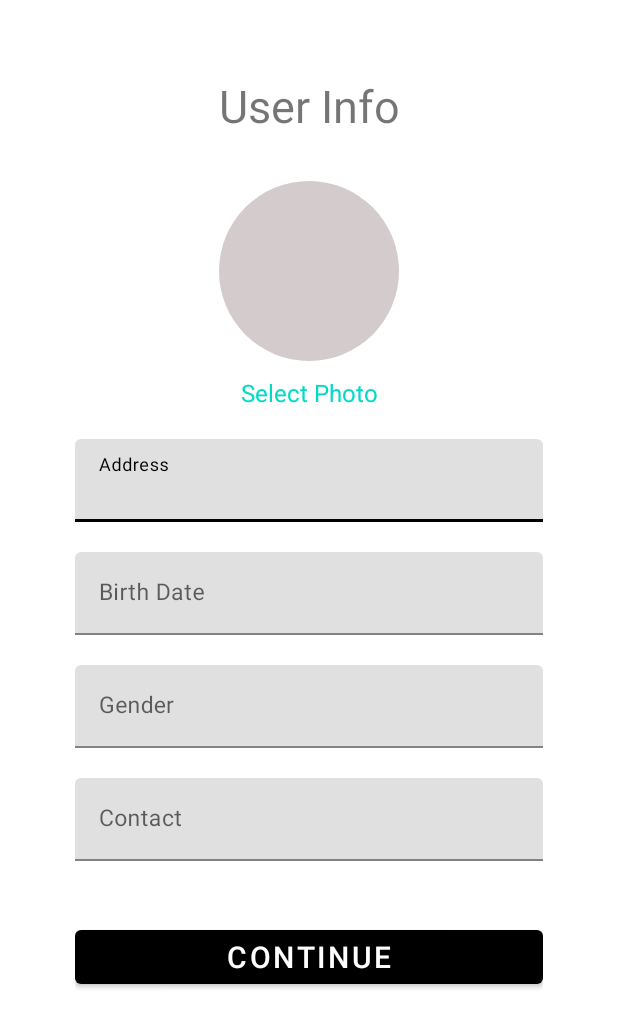
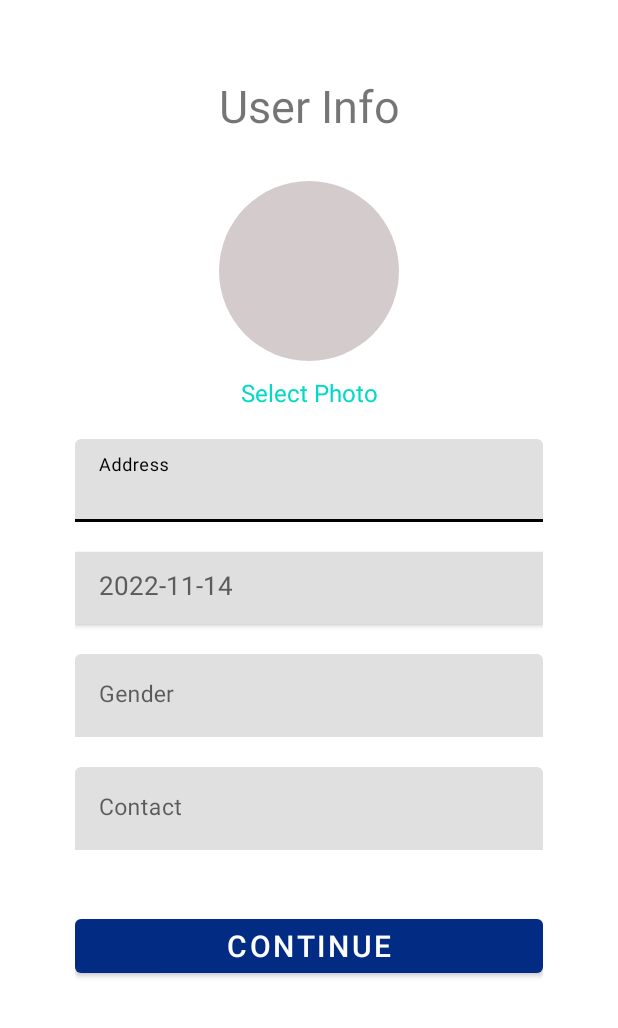
Before and after one commit to chrstphrpnr/SafePlace-Mobile-Application, an Android app: the UserInfoRegisterActivity screen opened directly, with no data from a screen before it, on a phone screen of 412 x 824 dp. Shown: the top 1028 px of the screen. Run offline under Robolectric (Android 15) with nearby library versions, the phone set to English and light mode, and no system bars; our stand-ins replace CircleImageView, Volley; libraries missing offline, so code that uses them is left out: com.karumi.dexter.

Commit message:
DatePicker

```diff
--- a/app/src/main/java/org/tup/safeplace/Authentication/UserInfoRegisterActivity.java
+++ b/app/src/main/java/org/tup/safeplace/Authentication/UserInfoRegisterActivity.java
@@ -7,6 +7,8 @@ import androidx.annotation.Nullable;
 import androidx.appcompat.app.AppCompatActivity;
 
 import android.Manifest;
+import android.app.AlertDialog;
+import android.app.DatePickerDialog;
 import android.app.ProgressDialog;
 import android.content.Context;
 import android.content.Intent;
@@ -17,8 +19,13 @@ import android.net.Uri;
 import android.os.Bundle;
 import android.provider.MediaStore;
 import android.util.Base64;
+import android.view.View;
+import android.widget.AdapterView;
+import android.widget.ArrayAdapter;
 import android.widget.Button;
+import android.widget.DatePicker;
 import android.widget.EditText;
+import android.widget.Spinner;
 import android.widget.TextView;
 import android.widget.Toast;
 
@@ -45,6 +52,8 @@ import java.io.ByteArrayOutputStream;
 import java.io.FileNotFoundException;
 import java.io.IOException;
 import java.io.InputStream;
+import java.text.SimpleDateFormat;
+import java.util.Calendar;
 import java.util.HashMap;
 import java.util.Map;
 
@@ -55,13 +64,18 @@ public class UserInfoRegisterActivity extends AppCompatActivity {
     private TextInputLayout layoutAddress, layoutBirthDate, layoutGender, layoutContact;
     private EditText txtAddress, txtBirthDate, txtGender, txtContact;
     private TextView txtSelectPhoto;
-    private Button btnContinue;
+    private Button btnContinue,btnDatePicker;
     private CircleImageView circleImageView;
     ActivityResultLauncher<String> mTakePhoto;
     private Bitmap bitmap = null;
     private SharedPreferences userPref;
     private ProgressDialog progressDialog;
     String encodedImage;
+    Spinner spinnerGender;
+    String[] gender = {"Male","Female"};
+
+    private DatePickerDialog datePickerDialog;
+
 
 
     @Override
@@ -69,28 +83,26 @@ public class UserInfoRegisterActivity extends AppCompatActivity {
         super.onCreate(savedInstanceState);
         setContentView(R.layout.activity_user_info_register);
         init();
+        initDatePicker();
     }
 
     private void init(){
         userPref = getSharedPreferences("user", Context.MODE_PRIVATE);
 
         layoutAddress = findViewById(R.id.txtLayoutAddressUserInfo);
-        layoutBirthDate = findViewById(R.id.txtLayoutBirthDateUserInfo);
+//        layoutBirthDate = findViewById(R.id.txtLayoutBirthDateUserInfo);
         layoutGender = findViewById(R.id.txtLayoutGenderUserInfo);
         layoutContact = findViewById(R.id.txtLayoutContactUserInfo);
 
         txtAddress = findViewById(R.id.txtAddressUserInfo);
-        txtBirthDate = findViewById(R.id.txtBirthDateUserInfo);
+        btnDatePicker = findViewById(R.id.btnDatePicker);
         txtGender = findViewById(R.id.txtGenderUserInfo);
         txtContact = findViewById(R.id.txtContactUserInfo);
-
         txtSelectPhoto = findViewById(R.id.txtSelectPhoto);
 
         btnContinue = findViewById(R.id.btnContinueUserInfo);
 
         circleImageView = findViewById(R.id.imgProfileUserInfo);
-
-
 
         txtSelectPhoto.setOnClickListener(v->{
             Dexter.withContext(UserInfoRegisterActivity.this)
@@ -115,6 +127,7 @@ public class UserInfoRegisterActivity extends AppCompatActivity {
                     }).check();
         });
 
+        btnDatePicker.setText(getTodaysDate());
 
         btnContinue.setOnClickListener(v->{
             if(validate()){
@@ -123,6 +136,44 @@ public class UserInfoRegisterActivity extends AppCompatActivity {
         });
 
     }
+
+    private String getTodaysDate(){
+        Calendar cal = Calendar.getInstance();
+        int year = cal.get(Calendar.YEAR);
+        int month = cal.get(Calendar.MONTH);
+        month = month + 1;
+        int day = cal.get(Calendar.DAY_OF_MONTH);
+        return makeDateString(year,month,day);
+    }
+
+    private void initDatePicker(){
+        DatePickerDialog.OnDateSetListener dateSetListener = new DatePickerDialog.OnDateSetListener() {
+            @Override
+            public void onDateSet(DatePicker datePicker, int year, int month, int day) {
+                month = month + 1;
+                String date = makeDateString(year,month,day);
+                btnDatePicker.setText(date);
+            }
+        };
+
+        Calendar cal = Calendar.getInstance();
+        int year = cal.get(Calendar.YEAR);
+        int month = cal.get(Calendar.MONTH);
+        int day = cal.get(Calendar.DAY_OF_MONTH);
+
+        int style = AlertDialog.THEME_HOLO_LIGHT;
+        datePickerDialog = new DatePickerDialog(this,style,dateSetListener,year,month,day);
+    }
+
+    private String makeDateString(int year, int month, int day) {
+        return year +"-" + month + "-" + day ;
+    }
+
+    public void openDatePicker(View view) {
+        datePickerDialog.show();
+    }
+
+
 
     @Override
     protected void onActivityResult(int requestCode, int resultCode, @Nullable Intent data) {
@@ -153,11 +204,12 @@ public class UserInfoRegisterActivity extends AppCompatActivity {
             return false;
         }
 
-        if (txtBirthDate.getText().toString().isEmpty()){
-            layoutBirthDate.setErrorEnabled(true);
-            layoutBirthDate.setError("BirthDate is Required");
+        if (txtGender.getText().toString().isEmpty()){
+            layoutGender.setErrorEnabled(true);
+            layoutGender.setError("Gender is Required");
             return false;
         }
+
 
         if (txtContact.getText().toString().isEmpty()){
             layoutContact.setErrorEnabled(true);
@@ -165,18 +217,13 @@ public class UserInfoRegisterActivity extends AppCompatActivity {
             return false;
         }
 
-        if (txtGender.getText().toString().isEmpty()){
-            layoutGender.setErrorEnabled(true);
-            layoutGender.setError("Gender is Required");
-            return false;
-        }
 
         return true;
     }
 
     private void saveUserInfo(){
         String address = txtAddress.getText().toString().trim();
-        String birthdate = txtBirthDate.getText().toString().trim();
+        String birthdate = btnDatePicker.getText().toString().trim();
         String gender = txtGender.getText().toString().trim();
         String contact = txtContact.getText().toString().trim();
 
@@ -189,6 +236,7 @@ public class UserInfoRegisterActivity extends AppCompatActivity {
                     editor.putString("img",object.getString("img"));
                     editor.putBoolean("isLoggedIn",true);
                     editor.apply();
+
                     startActivity(new Intent(UserInfoRegisterActivity.this,SafePlaceHomeScreenActivity.class));
                     finish();
                 }
@@ -238,12 +286,4 @@ public class UserInfoRegisterActivity extends AppCompatActivity {
 
 
 
-
-
-
-
-
-
-
-
 }
--- a/app/src/main/java/org/tup/safeplace/Constants/API.java
+++ b/app/src/main/java/org/tup/safeplace/Constants/API.java
@@ -1,9 +1,8 @@
 package org.tup.safeplace.Constants;
 
 public class API {
-
     //API URL
-    public static String URL = "http://192.168.30.27:8080/";
+    public static String URL = "http://192.168.29.27:8080/";
     public static String API = URL + "api/";
 
     //Hospital List
@@ -27,6 +26,4 @@ public class API {
     //User Authentication Register User Info
     public static String save_user_info = API + "save_user_info/";
 
-
-
 }
--- /dev/null
+++ b/app/src/main/java/org/tup/safeplace/TODO.java
@@ -0,0 +1,7 @@
+package org.tup.safeplace;
+
+public class TODO {
+    //TODO: Swipe Down to Refresh in all Barangay, Hospital, and Police Station ListView
+    //TODO: Update User Personal Information
+    //TODO: Show User Name, Email, and Verification Status in the Drawable Drawer
+}
--- a/app/src/main/res/layout/activity_user_info_register.xml
+++ b/app/src/main/res/layout/activity_user_info_register.xml
@@ -40,6 +40,8 @@
         android:layout_height="wrap_content"
         android:id="@+id/txtLayoutAddressUserInfo"
         android:layout_marginBottom="20dp"
+        android:background="@color/transparent"
+        app:boxStrokeWidth="0dp"
         >
 
         <EditText
@@ -52,28 +54,36 @@
 
     </com.google.android.material.textfield.TextInputLayout>
 
-    <com.google.android.material.textfield.TextInputLayout
-        android:layout_width="match_parent"
-        android:layout_height="wrap_content"
-        android:id="@+id/txtLayoutBirthDateUserInfo"
-        android:layout_marginBottom="20dp"
-        >
 
-        <EditText
+
+        <Button
+            android:layout_marginBottom="20dp"
+            android:id="@+id/btnDatePicker"
             android:layout_width="match_parent"
             android:layout_height="wrap_content"
-            android:hint="Birth Date"
-            android:id="@+id/txtBirthDateUserInfo"
-            android:inputType="date"
-            android:textSize="15sp"/>
+            android:background="#DFDFDF"
+            android:backgroundTint="#DFDFDF"
+            android:text="2022-10-22"
+            app:backgroundTint="#DFDFDF"
+            android:textColor="#5B5B5B"
+            android:textSize="17sp"
+            android:textAllCaps="false"
+            android:gravity="start"
+            android:layout_gravity="start"
+            style="@style/Widget.AppCompat.Spinner"
+            android:onClick="openDatePicker"
+            />
 
-    </com.google.android.material.textfield.TextInputLayout>
+
+
+
 
     <com.google.android.material.textfield.TextInputLayout
         android:layout_width="match_parent"
         android:layout_height="wrap_content"
         android:id="@+id/txtLayoutGenderUserInfo"
         android:layout_marginBottom="20dp"
+        app:boxStrokeWidth="0dp"
         >
 
         <EditText
@@ -84,6 +94,16 @@
             android:inputType="text"
             android:textSize="15sp"/>
 
+<!--        <Spinner-->
+<!--            android:id="@+id/spnrGender"-->
+<!--            android:layout_width="match_parent"-->
+<!--            android:layout_height="wrap_content"-->
+<!--            android:spinnerMode="dropdown"-->
+<!--            android:popupBackground="#DFDFDF"-->
+<!--            />-->
+
+
+
     </com.google.android.material.textfield.TextInputLayout>
 
     <com.google.android.material.textfield.TextInputLayout
@@ -91,6 +111,7 @@
         android:layout_height="wrap_content"
         android:id="@+id/txtLayoutContactUserInfo"
         android:layout_marginBottom="20dp"
+        app:boxStrokeWidth="0dp"
         >
 
         <EditText
@@ -104,14 +125,15 @@
     </com.google.android.material.textfield.TextInputLayout>
 
 
-
     <Button
         android:id="@+id/btnContinueUserInfo"
         android:layout_width="match_parent"
         android:layout_height="wrap_content"
         android:layout_marginTop="20dp"
+        android:text="Continue"
         android:textSize="20dp"
-        android:text="Continue"/>
+
+        app:backgroundTint="@color/safeplace_btnblue" />
 
 
 
```
